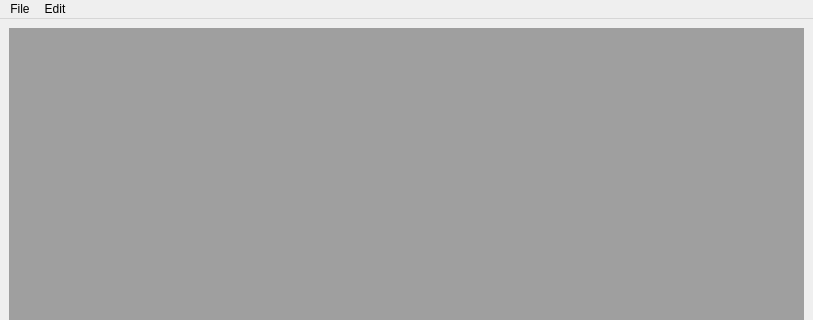
First picture: the form in source/mainwindow.ui, repository wjkemp/AsciiBitmapEditor, before the edit; both pictures show x 0 to 813 and y 0 to 320 of the 813 by 610 pixel window.
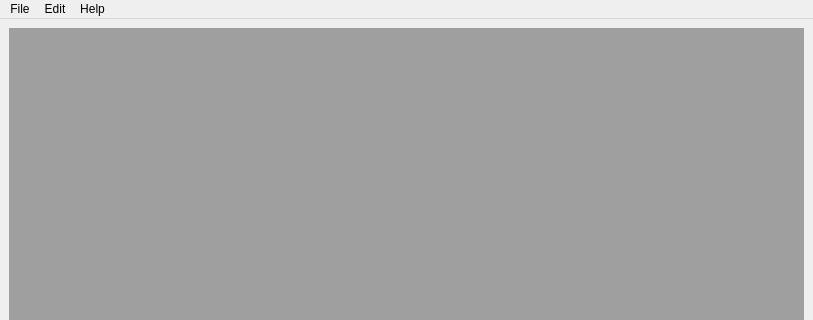
Second picture: the form after the edit.

Patch:
```diff
--- a/source/mainwindow.ui
+++ b/source/mainwindow.ui
@@ -52,8 +52,15 @@
     </property>
     <addaction name="actResizeBitmap"/>
    </widget>
+   <widget class="QMenu" name="menuHelp">
+    <property name="title">
+     <string>Help</string>
+    </property>
+    <addaction name="actHelpAbout"/>
+   </widget>
    <addaction name="menuFile"/>
    <addaction name="menuEdit"/>
+   <addaction name="menuHelp"/>
   </widget>
   <action name="actionPreferences">
    <property name="text">
```
Left out of the diff: 5 changed lines with no effect on the pictures.
